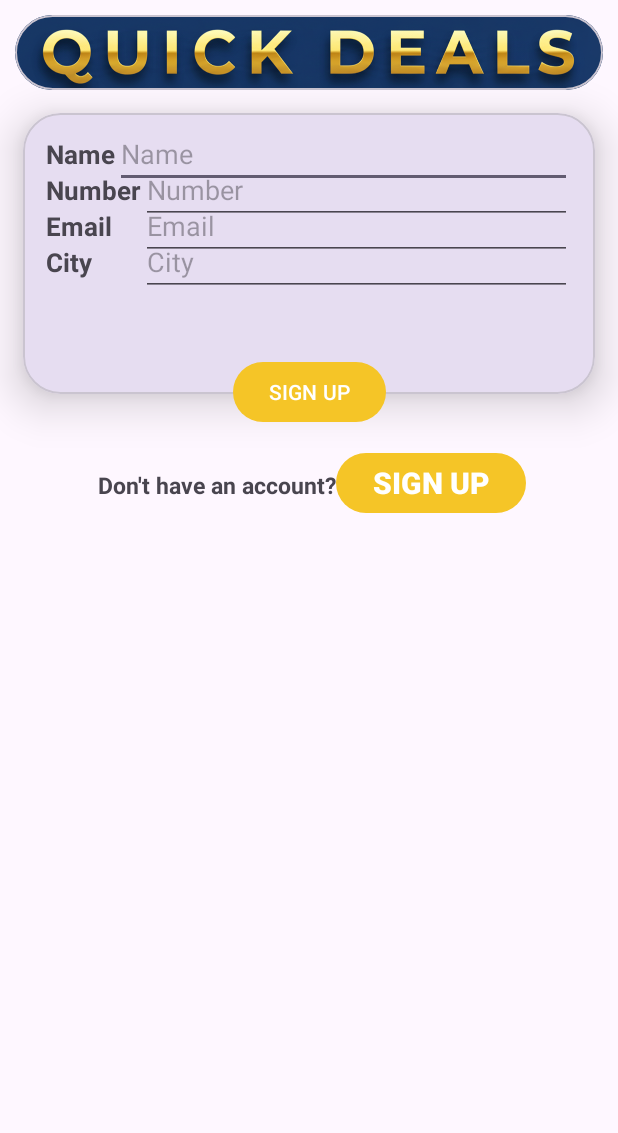
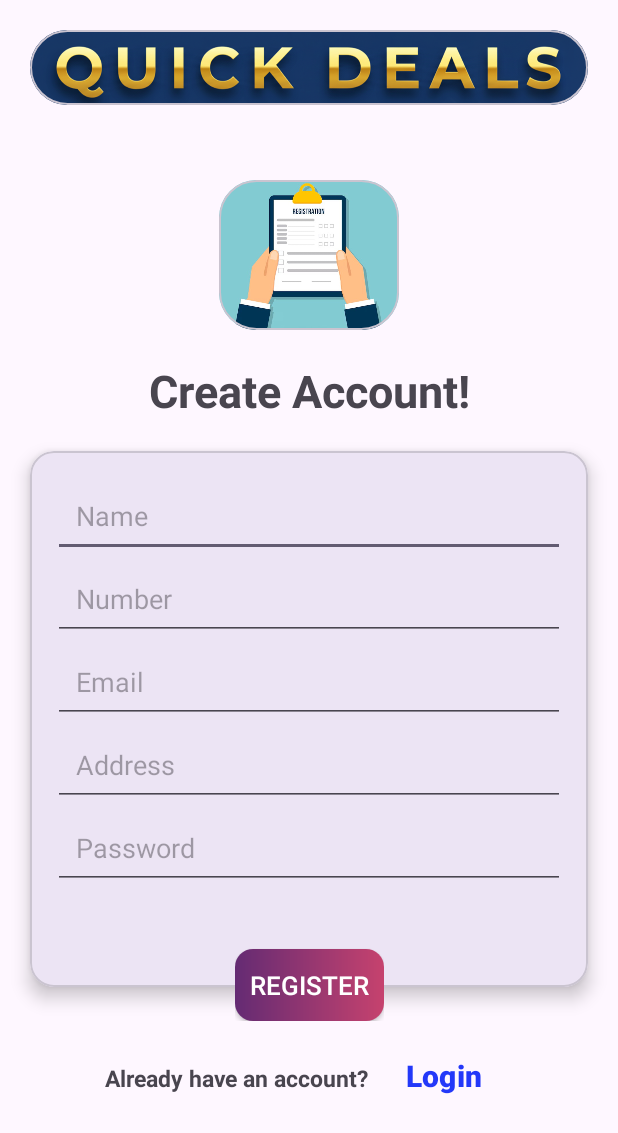
Before and after one commit to UjjWal557/MAD, an Android app: the Register screen opened directly, with no data from a screen before it, on a phone screen of 412 x 824 dp. Shown: the top 1133 px of the screen. Run offline under Robolectric (Android 15) with nearby library versions, the phone set to English and light mode, and no system bars.

Commit message:
Again Committed

```diff
--- a/Ecommerce/app/src/main/java/com/example/ecommerce/Register.kt
+++ b/Ecommerce/app/src/main/java/com/example/ecommerce/Register.kt
@@ -1,8 +1,12 @@
 package com.example.ecommerce
 
+import android.content.Intent
 import android.os.Bundle
+import android.widget.Button
+import android.widget.Toast
 import androidx.activity.enableEdgeToEdge
 import androidx.appcompat.app.AppCompatActivity
+import androidx.appcompat.widget.AppCompatButton
 import androidx.core.view.ViewCompat
 import androidx.core.view.WindowInsetsCompat
 
@@ -16,5 +20,11 @@ class Register : AppCompatActivity() {
             v.setPadding(systemBars.left, systemBars.top, systemBars.right, systemBars.bottom)
             insets
         }
+        findViewById<AppCompatButton>(R.id.btn_register).setOnClickListener {
+            Toast.makeText(this,"Successfully Registered", Toast.LENGTH_LONG).show()
+        }
+        findViewById<Button>(R.id.btn_login_register).setOnClickListener {
+            Intent(this, MainActivity::class.java).also { startActivity(it) }
+        }
     }
 }
--- a/Ecommerce/app/src/main/res/layout/activity_main.xml
+++ b/Ecommerce/app/src/main/res/layout/activity_main.xml
@@ -66,7 +66,7 @@
             android:layout_width="match_parent"
             android:layout_height="wrap_content"
             app:cardCornerRadius="16dp"
-            app:cardElevation="6dp"
+            app:cardElevation="7dp"
             android:layout_margin="20dp"
             app:layout_constraintTop_toBottomOf="@id/space"
             app:layout_constraintStart_toStartOf="parent"
--- a/Ecommerce/app/src/main/res/layout/activity_register.xml
+++ b/Ecommerce/app/src/main/res/layout/activity_register.xml
@@ -13,7 +13,7 @@
         android:layout_width="match_parent"
         android:layout_height="wrap_content"
         app:cardCornerRadius="25dp"
-        android:layout_margin="10dp"
+        android:layout_margin="20dp"
         app:layout_constraintTop_toTopOf="parent"
         app:layout_constraintStart_toStartOf="parent"
         app:layout_constraintEnd_toEndOf="parent">
@@ -25,55 +25,77 @@
             android:contentDescription="@string/logo"
             app:srcCompat="@drawable/top_logo"
             android:scaleType="centerCrop" />
+
     </com.google.android.material.card.MaterialCardView>
 
+    <View
+        android:id="@+id/space"
+        android:layout_width="match_parent"
+        android:layout_height="30dp"
+        app:layout_constraintTop_toBottomOf="@id/top"
+        />
+
     <com.google.android.material.card.MaterialCardView
-        android:id="@+id/registerCardview"
+        android:id="@+id/theme"
+        android:layout_width="wrap_content"
+        android:layout_height="wrap_content"
+        app:cardCornerRadius="25dp"
+        android:layout_margin="20dp"
+        app:layout_constraintTop_toBottomOf="@id/space"
+        app:layout_constraintStart_toStartOf="parent"
+        app:layout_constraintEnd_toEndOf="parent">
+    <ImageView
+        android:id="@+id/image"
+        android:layout_width="120dp"
+        android:layout_height="100dp"
+        app:srcCompat="@drawable/registration"
+        android:contentDescription="@string/logo"
+        android:scaleType="centerCrop"
+        app:layout_constraintTop_toBottomOf="@id/space"
+        app:layout_constraintStart_toStartOf="parent"
+        app:layout_constraintEnd_toEndOf="parent"
+        />
+
+    </com.google.android.material.card.MaterialCardView>
+    <TextView
+        android:id="@+id/heading"
+        android:layout_width="wrap_content"
+        android:layout_height="wrap_content"
+        android:text="@string/create_acc"
+        android:textSize="30sp"
+        android:textStyle="bold"
+        android:layout_marginTop="20dp"
+        app:layout_constraintTop_toBottomOf="@id/theme"
+        app:layout_constraintStart_toStartOf="parent"
+        app:layout_constraintEnd_toEndOf="parent"
+        />
+    <com.google.android.material.card.MaterialCardView
+        android:id="@+id/register_cardview"
         android:layout_width="match_parent"
         android:layout_height="wrap_content"
-        android:layout_margin="15dp"
-        app:cardCornerRadius="25dp"
-        app:cardElevation="18dp"
+        android:layout_margin="20dp"
+        app:cardCornerRadius="16dp"
+        app:cardElevation="7dp"
         app:layout_constraintStart_toStartOf="parent"
         app:layout_constraintEnd_toEndOf="parent"
-        app:layout_constraintTop_toBottomOf="@id/top" >
+        app:layout_constraintTop_toBottomOf="@id/heading" >
 
         <androidx.constraintlayout.widget.ConstraintLayout
             android:layout_width="match_parent"
             android:layout_height="match_parent"
             android:padding="15dp">
 
-            <TextView
-                android:id="@+id/name"
-                android:layout_width="wrap_content"
-                android:layout_height="wrap_content"
-                android:text="@string/name"
-                android:textSize="@dimen/text"
-                android:textStyle="bold"
-                app:layout_constraintStart_toStartOf="parent"
-                app:layout_constraintTop_toTopOf="parent"
-                />
             <EditText
                 android:id="@+id/nameText"
                 android:layout_width="0dp"
                 android:layout_height="wrap_content"
                 android:autofillHints="name"
                 android:hint="@string/name"
+                android:padding="15dp"
                 android:inputType="text"
-                app:layout_constraintStart_toEndOf="@id/name"
+                app:layout_constraintStart_toStartOf="parent"
                 app:layout_constraintEnd_toEndOf="parent"
-                app:layout_constraintBaseline_toBaselineOf="@id/name"
-                />
-
-            <TextView
-                android:id="@+id/number"
-                android:layout_width="wrap_content"
-                android:layout_height="wrap_content"
-                android:text="@string/number"
-                android:textSize="17sp"
-                android:textStyle="bold"
-                app:layout_constraintTop_toBottomOf="@id/name"
-                app:layout_constraintStart_toStartOf="parent"
+                app:layout_constraintTop_toTopOf="parent"
                 />
 
             <EditText
@@ -84,53 +106,49 @@
                 android:autofillHints="phone"
                 android:inputType="phone"
                 android:maxLength="10"
-                app:layout_constraintStart_toEndOf="@id/number"
+                android:padding="15dp"
+                app:layout_constraintTop_toBottomOf="@id/nameText"
+                app:layout_constraintStart_toStartOf="parent"
                 app:layout_constraintEnd_toEndOf="parent"
-                app:layout_constraintBaseline_toBaselineOf="@id/number"
                 />
 
-            <TextView
-                android:id="@+id/email"
-                android:layout_width="wrap_content"
-                android:layout_height="wrap_content"
-                android:text="@string/mail"
-                android:textSize="@dimen/text"
-                android:textStyle="bold"
-                app:layout_constraintStart_toStartOf="parent"
-                app:layout_constraintTop_toBottomOf="@id/number"
-                />
             <EditText
                 android:id="@+id/mailText"
                 android:layout_width="0dp"
                 android:layout_height="wrap_content"
                 android:autofillHints="city"
                 android:hint="@string/mail"
-                android:inputType="text"
-                app:layout_constraintStart_toStartOf="@id/numberText"
+                android:inputType="textEmailAddress"
+                android:padding="15dp"
+                app:layout_constraintStart_toStartOf="parent"
                 app:layout_constraintEnd_toEndOf="parent"
-                app:layout_constraintBaseline_toBaselineOf="@id/email"
+                app:layout_constraintTop_toBottomOf="@id/numberText"
                 />
 
-            <TextView
-                android:id="@+id/city"
+
+            <EditText
+                android:id="@+id/addressText"
                 android:layout_width="0dp"
                 android:layout_height="wrap_content"
-                android:text="@string/city"
-                android:textSize="@dimen/text"
-                android:textStyle="bold"
+                android:hint="@string/address"
+                android:inputType="text"
+                android:padding="15dp"
+                android:autofillHints="postalAddress"
+                app:layout_constraintTop_toBottomOf="@id/mailText"
                 app:layout_constraintStart_toStartOf="parent"
-                app:layout_constraintTop_toBottomOf="@id/email"
+                app:layout_constraintEnd_toEndOf="parent"
                 />
 
             <EditText
-                android:id="@+id/cityText"
+                android:id="@+id/passwordText"
                 android:layout_width="0dp"
                 android:layout_height="wrap_content"
-                android:hint="@string/city"
-                android:inputType="text"
-                android:autofillHints="postalAddress"
-                app:layout_constraintStart_toStartOf="@id/mailText"
-                app:layout_constraintBaseline_toBaselineOf="@id/city"
+                android:hint="@string/password"
+                android:inputType="textPassword"
+                android:autofillHints="password"
+                android:padding="15dp"
+                app:layout_constraintTop_toBottomOf="@id/addressText"
+                app:layout_constraintStart_toStartOf="parent"
                 app:layout_constraintEnd_toEndOf="parent"
                 />
 
@@ -138,7 +156,7 @@
             <View
                 android:layout_width="match_parent"
                 android:layout_height="50dp"
-                app:layout_constraintTop_toBottomOf="@id/cityText"
+                app:layout_constraintTop_toBottomOf="@id/passwordText"
                 />
 
         </androidx.constraintlayout.widget.ConstraintLayout>
@@ -146,19 +164,26 @@
     <androidx.constraintlayout.widget.ConstraintLayout
         android:layout_width="wrap_content"
         android:layout_height="wrap_content"
-        app:layout_constraintTop_toBottomOf="@id/registerCardview"
+        app:layout_constraintTop_toBottomOf="@id/register_cardview"
         app:layout_constraintStart_toStartOf="parent"
         app:layout_constraintEnd_toEndOf="parent"
         android:elevation="30dp"
-        android:layout_marginTop="-25dp">
-        <Button
+        android:layout_marginTop="-35dp">
+
+
+        <androidx.appcompat.widget.AppCompatButton
             android:id="@+id/btn_register"
             android:layout_width="wrap_content"
             android:layout_height="wrap_content"
-            android:text="@string/signup"
-            style="@style/login_btn_color"
+            android:background="@drawable/gradient_button"
+            android:text="@string/register"
+            android:textSize="@dimen/text"
+            android:padding="10dp"
+            android:textColor="@android:color/white"
+            android:layout_marginTop="10dp"
+            app:layout_constraintTop_toTopOf="parent"
             app:layout_constraintStart_toStartOf="parent"
-            app:layout_constraintTop_toTopOf="parent"
+            app:layout_constraintEnd_toEndOf="parent"
             />
 
     </androidx.constraintlayout.widget.ConstraintLayout>
@@ -167,34 +192,33 @@
         android:id="@+id/view"
         android:layout_width="match_parent"
         android:layout_height="50dp"
-        app:layout_constraintTop_toBottomOf="@id/registerCardview"
+        app:layout_constraintTop_toBottomOf="@id/register_cardview"
         />
 
     <TextView
         android:id="@+id/textview7"
         android:layout_width="wrap_content"
         android:layout_height="wrap_content"
-        android:text="@string/no_acc"
+        android:text="@string/acc"
         android:textSize="15sp"
         android:layout_marginStart="50dp"
         android:textStyle="bold"
         app:layout_constraintTop_toBottomOf="@id/view"
-        app:layout_constraintStart_toStartOf="@id/registerCardview"
+        app:layout_constraintStart_toStartOf="@id/register_cardview"
 
         />
 
     <Button
         android:id="@+id/btn_login_register"
-        style="@style/login_btn_color"
         android:layout_width="wrap_content"
         android:layout_height="wrap_content"
-        android:layout_marginTop="60dp"
-        android:text="@string/signup"
+        android:text="@string/login"
         android:textSize="20sp"
         android:textStyle="bold"
+        style="@style/signup_btn_color"
         app:layout_constraintBaseline_toBaselineOf="@id/textview7"
         app:layout_constraintStart_toEndOf="@id/textview7"
-        app:layout_constraintTop_toBottomOf="@id/registerCardview" />
+        />
 
 
 
--- a/Ecommerce/app/src/main/res/values/strings.xml
+++ b/Ecommerce/app/src/main/res/values/strings.xml
@@ -13,7 +13,10 @@
 
     <!--Register Details-->
     <string name="name">Name</string>
-    <string name="city">City</string>
+    <string name="address">Address</string>
     <string name="number">Number</string>
+    <string name="create_acc">Create Account!</string>
+    <string name="acc">Already have an account?</string>
     <string name="confirm_password">Confirm Password</string>
+    <string name="register">Register</string>
 </resources>
```
Also changed, not shown: Ecommerce/app/src/main/res/drawable/registration.jpg (added).
